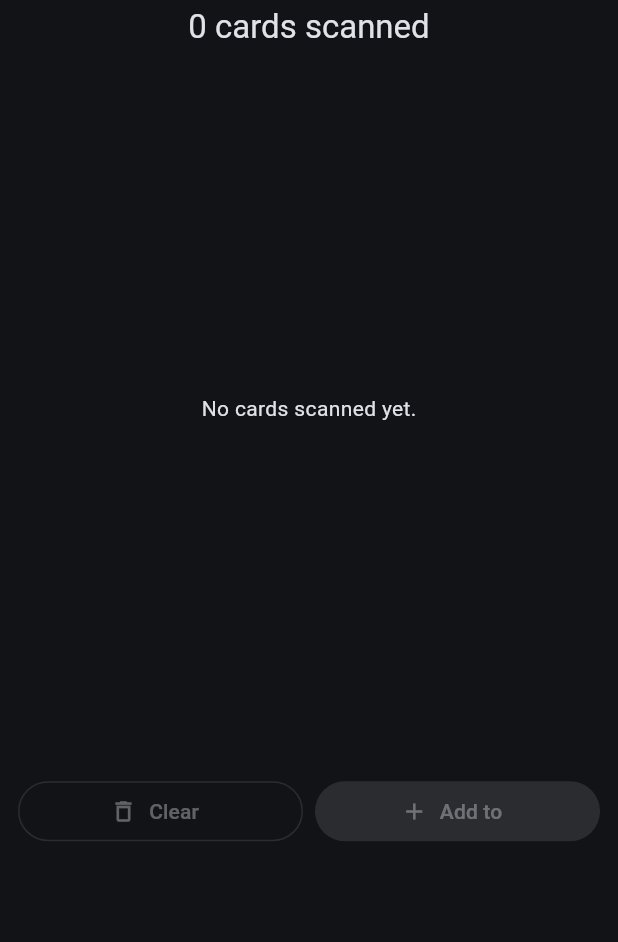
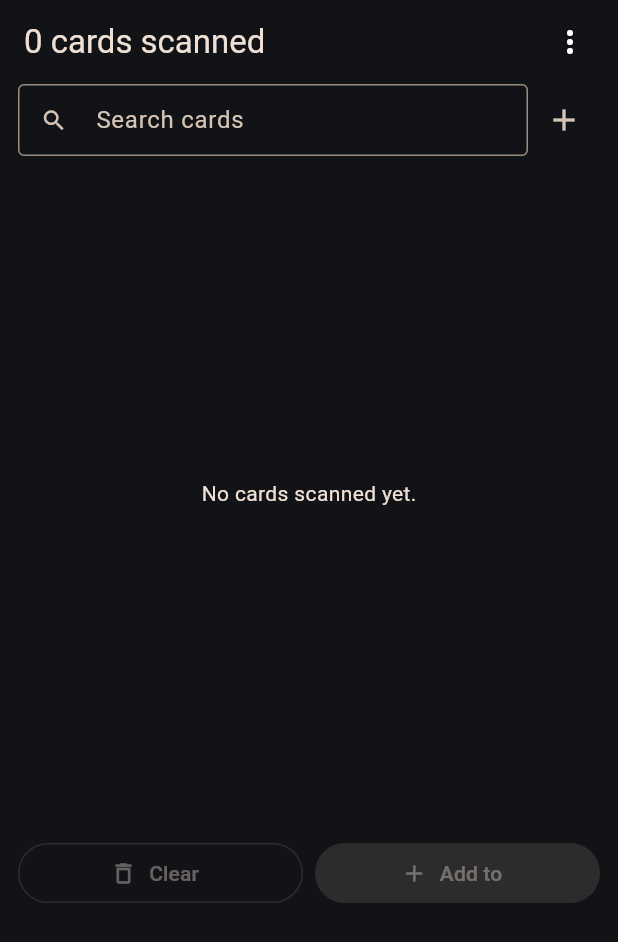
Before and after one commit to VedmakGitHub/Magic-scanner, a Flutter app: the _SessionSheet widget shown alone on an empty page, opened directly, on a phone screen of 412 x 824 dp. Shown: the top 942 px of the screen. Run offline on Flutter 3.47's test engine with Material 3 defaults, Android fonts, the phone set to English and light mode, and no system bars; our stand-ins replace cached_network_image, camera, dio, flutter_riverpod, flutter_svg, shared_preferences and 1 more; missing offline and left inert: opencv_core; accounts and stored records are empty; network calls fail.

Commit message:
manabox ux stage 4: session sheet polish + amber accent
- session sheet: search field, manual-add (+) via card search, overflow menu
  (Clear all); rows keep rarity set symbol, language, condition, price, edit,
  delete; Clear / Add-to commit the batch to the collection
- amber accent theme (primary + navigation bar) to match the ManaBox scan UI

Co-Authored-By: Claude Opus 4.8 <noreply@anthropic.com>

```diff
--- a/app/lib/scan/session_sheet.dart
+++ b/app/lib/scan/session_sheet.dart
@@ -3,6 +3,7 @@ import 'package:flutter_riverpod/flutter_riverpod.dart';
 
 import '../ui/widgets.dart';
 import 'edit_panel.dart';
+import 'manual_search.dart';
 import 'scan_session.dart';
 
 Future<void> showSessionSheet(BuildContext context) {
@@ -14,34 +15,89 @@ Future<void> showSessionSheet(BuildContext context) {
   );
 }
 
-class _SessionSheet extends ConsumerWidget {
+class _SessionSheet extends ConsumerStatefulWidget {
   const _SessionSheet();
 
   @override
-  Widget build(BuildContext context, WidgetRef ref) {
+  ConsumerState<_SessionSheet> createState() => _SessionSheetState();
+}
+
+class _SessionSheetState extends ConsumerState<_SessionSheet> {
+  String _query = '';
+
+  @override
+  Widget build(BuildContext context) {
     final items = ref.watch(scanSessionProvider);
     final ctrl = ref.read(scanSessionProvider.notifier);
     final count = items.fold<int>(0, (s, i) => s + i.qty);
+    final filtered = _query.isEmpty
+        ? items
+        : items.where((i) {
+            final p = i.printing;
+            return '${p.name} ${p.setName} ${p.setCode}'
+                .toLowerCase()
+                .contains(_query);
+          }).toList();
 
     return DraggableScrollableSheet(
       expand: false,
-      initialChildSize: 0.7,
+      initialChildSize: 0.75,
       maxChildSize: 0.95,
       builder: (context, scroll) => Column(
         children: [
           Padding(
-            padding: const EdgeInsets.fromLTRB(16, 4, 16, 8),
+            padding: const EdgeInsets.fromLTRB(16, 4, 8, 4),
+            child: Row(
+              children: [
+                Expanded(
                   child: Text('$count card${count == 1 ? '' : 's'} scanned',
                       style: Theme.of(context).textTheme.titleLarge),
+                ),
+                PopupMenuButton<String>(
+                  onSelected: (v) {
+                    if (v == 'clear' && items.isNotEmpty) ctrl.clear();
+                  },
+                  itemBuilder: (_) => const [
+                    PopupMenuItem(value: 'clear', child: Text('Clear all')),
+                  ],
+                ),
+              ],
+            ),
+          ),
+          Padding(
+            padding: const EdgeInsets.fromLTRB(12, 0, 12, 8),
+            child: Row(
+              children: [
+                Expanded(
+                  child: TextField(
+                    decoration: const InputDecoration(
+                      prefixIcon: Icon(Icons.search),
+                      hintText: 'Search cards',
+                      isDense: true,
+                      border: OutlineInputBorder(),
+                    ),
+                    onChanged: (v) =>
+                        setState(() => _query = v.trim().toLowerCase()),
+                  ),
+                ),
+                IconButton(
+                  icon: const Icon(Icons.add),
+                  tooltip: 'Add a card by name',
+                  onPressed: () => showManualSearch(context),
+                ),
+              ],
+            ),
           ),
           Expanded(
             child: items.isEmpty
                 ? const Center(child: Text('No cards scanned yet.'))
+                : filtered.isEmpty
+                    ? const Center(child: Text('No matches.'))
                     : ListView.separated(
                         controller: scroll,
-                    itemCount: items.length,
+                        itemCount: filtered.length,
                         separatorBuilder: (_, __) => const Divider(height: 1),
-                    itemBuilder: (_, i) => _row(context, ctrl, items[i]),
+                        itemBuilder: (_, i) => _row(context, ctrl, filtered[i]),
                       ),
           ),
           SafeArea(
@@ -96,7 +152,8 @@ class _SessionSheet extends ConsumerWidget {
     final price = p.priceForFinish(it.finish);
     return ListTile(
       onTap: () => showEditPanel(context, it.id),
-      leading: SizedBox(width: 40, height: 56, child: CardImage(printing: p, thumbnail: true)),
+      leading:
+          SizedBox(width: 40, height: 56, child: CardImage(printing: p, thumbnail: true)),
       title: Text('${it.qty}x ${p.name}',
           maxLines: 1, overflow: TextOverflow.ellipsis),
       subtitle: Row(
```
Also changed, not shown: app/lib/ui/theme.dart (+18 -3 lines). Lines whose indentation alone changed are shown as unchanged.
